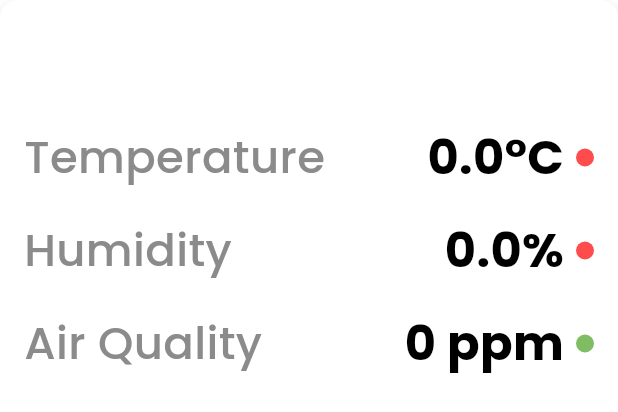
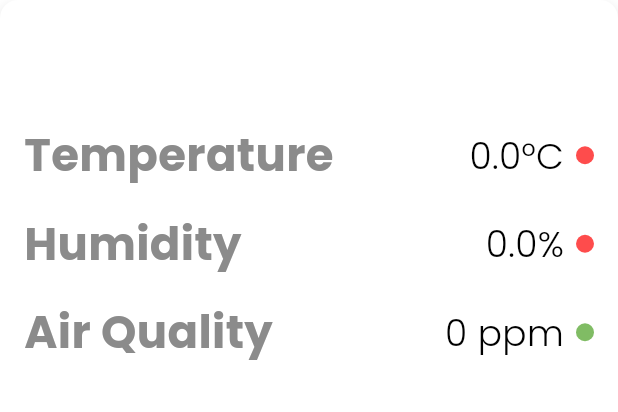
Before and after one commit to KempDewulf/envirosense-app, a Flutter app: the DataDisplayBox widget shown alone on an empty page, opened directly with empty values, on a phone screen of 412 x 824 dp. Shown: the top 412 px of the screen. Run offline on Flutter 3.47's test engine with Material 3 defaults, Android fonts, the phone set to English and light mode, and no system bars; our stand-ins replace dotted_border, firebase_auth, firebase_core, fl_chart, flutter_dotenv, google_fonts and 2 more; missing offline and left inert: mobile_scanner; accounts and stored records are empty; network calls fail.

Commit message:
feat: adjust font styles in DataDisplayBox for improved readability

```diff
--- a/lib/presentation/widgets/data_display_box.dart
+++ b/lib/presentation/widgets/data_display_box.dart
@@ -113,7 +113,7 @@ class DataDisplayBox extends StatelessWidget {
                   entry.key,
                   style: const TextStyle(
                     fontSize: 30,
-                    fontWeight: FontWeight.w500,
+                    fontWeight: FontWeight.bold,
                     color: AppColors.accentColor,
                   ),
                 ),
@@ -121,8 +121,8 @@ class DataDisplayBox extends StatelessWidget {
                 Text(
                   entry.value['value']!,
                   style: const TextStyle(
-                    fontSize: 32,
-                    fontWeight: FontWeight.bold,
+                    fontSize: 24,
+                    fontWeight: FontWeight.w300,
                     color: AppColors.blackColor,
                   ),
                 ),
```
